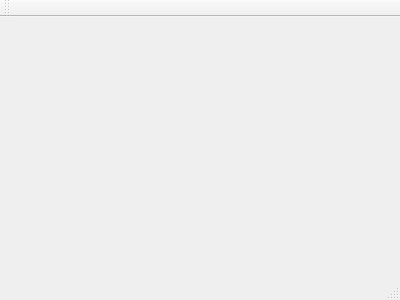
Above: mainwindow.ui from yn4k4nishi/qt-prac before the change. Below: the same form after it.
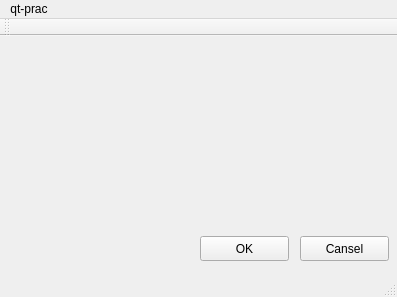
That is the form after the change.

```diff
--- a/mainwindow.ui
+++ b/mainwindow.ui
@@ -1,24 +1,72 @@
 <ui version="4.0">
  <class>MainWindow</class>
- <widget class="QMainWindow" name="MainWindow" >
-  <property name="geometry" >
+ <widget class="QMainWindow" name="MainWindow">
+  <property name="geometry">
    <rect>
     <x>0</x>
     <y>0</y>
-    <width>400</width>
-    <height>300</height>
+    <width>397</width>
+    <height>297</height>
    </rect>
   </property>
   <property name="windowTitle" >
    <string>MainWindow</string>
   </property>
-  <widget class="QMenuBar" name="menuBar" />
-  <widget class="QToolBar" name="mainToolBar" />
-  <widget class="QWidget" name="centralWidget" />
-  <widget class="QStatusBar" name="statusBar" />
+  <widget class="QWidget" name="centralWidget">
+   <widget class="QPushButton" name="OK">
+    <property name="geometry">
+     <rect>
+      <x>200</x>
+      <y>200</y>
+      <width>89</width>
+      <height>25</height>
+     </rect>
+    </property>
+    <property name="text">
+     <string>OK</string>
+    </property>
+   </widget>
+   <widget class="QPushButton" name="Cansel">
+    <property name="geometry">
+     <rect>
+      <x>300</x>
+      <y>200</y>
+      <width>89</width>
+      <height>25</height>
+     </rect>
+    </property>
+    <property name="text">
+     <string>Cansel</string>
+    </property>
+   </widget>
+  </widget>
+  <widget class="QMenuBar" name="menuBar">
+   <property name="geometry">
+    <rect>
+     <x>0</x>
+     <y>0</y>
+     <width>397</width>
+     <height>22</height>
+    </rect>
+   </property>
+   <widget class="QMenu" name="menuqt_prac">
+    <property name="title">
+     <string>qt-prac</string>
+    </property>
+   </widget>
+   <addaction name="menuqt_prac"/>
+  </widget>
+  <widget class="QToolBar" name="mainToolBar">
+   <attribute name="toolBarArea">
+    <enum>TopToolBarArea</enum>
+   </attribute>
+   <attribute name="toolBarBreak">
+    <bool>false</bool>
+   </attribute>
+  </widget>
+  <widget class="QStatusBar" name="statusBar"/>
  </widget>
- <layoutDefault spacing="6" margin="11" />
- <pixmapfunction></pixmapfunction>
+ <layoutdefault spacing="6" margin="11"/>
  <resources/>
  <connections/>
 </ui>
```
Left out of the diff: 3 changed lines with no effect on the pictures.
